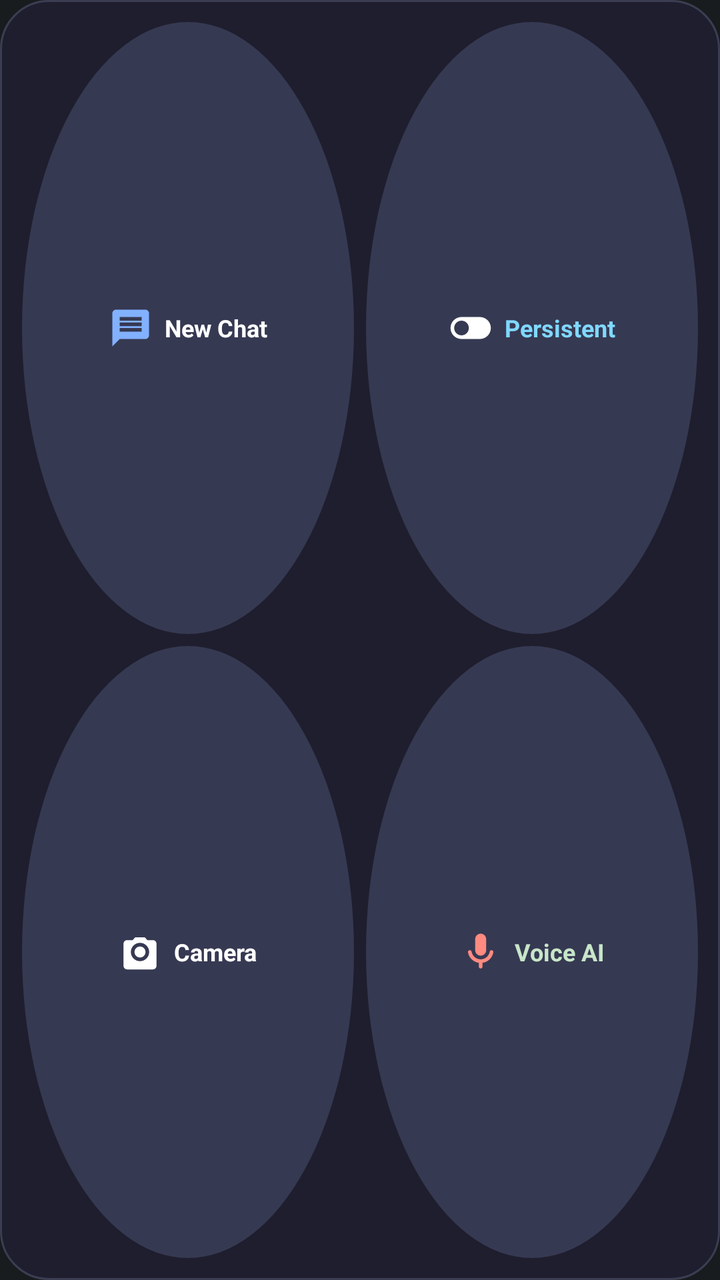
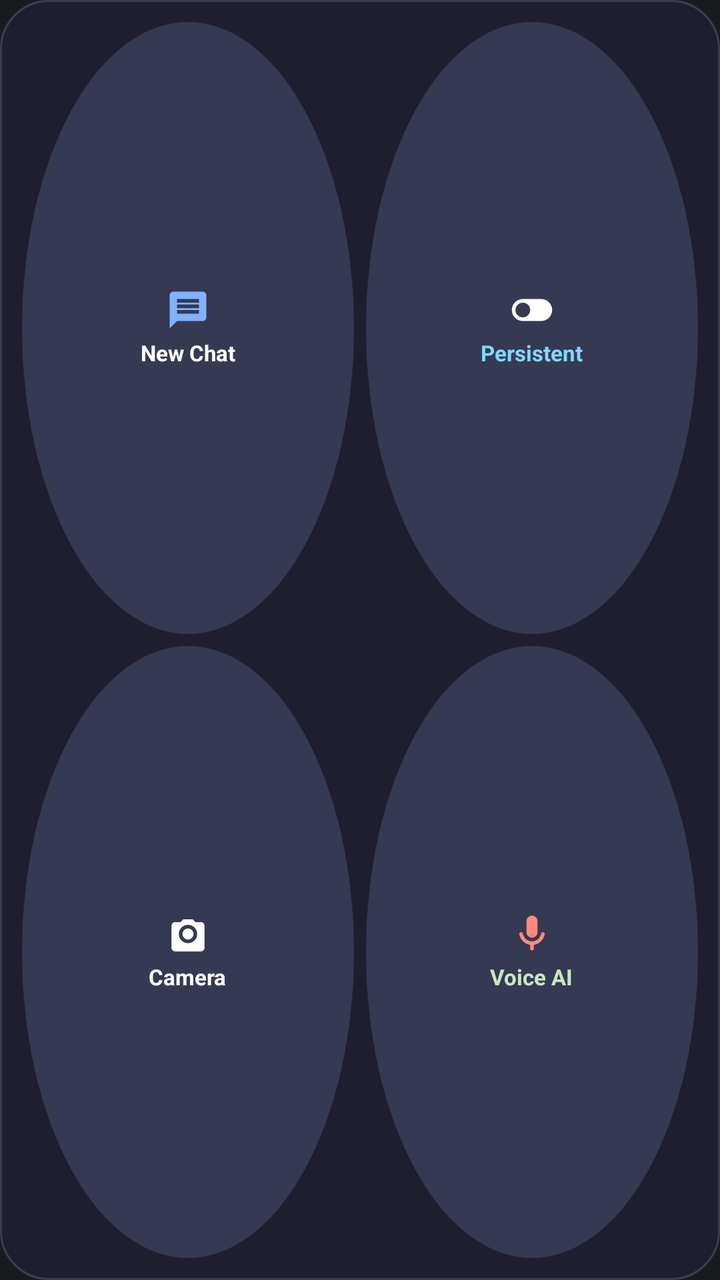

Two renders of the same Android screen: before a commit and after it. Below are the layout's source before the change and the commit's diff.
<!-- AndroidManifest.xml: application theme Theme.MyApplication -->
<!-- res/layout/widget_quick_chat.xml -->
<?xml version="1.0" encoding="utf-8"?>
<LinearLayout xmlns:android="http://schemas.android.com/apk/res/android"
    android:id="@+id/widget_container"
    android:layout_width="match_parent"
    android:layout_height="match_parent"
    android:background="@drawable/widget_background"
    android:orientation="vertical"
    android:padding="8dp">

    
    <LinearLayout
        android:layout_width="match_parent"
        android:layout_height="0dp"
        android:layout_weight="1"
        android:orientation="horizontal">

        
        <LinearLayout
            android:id="@+id/widget_btn_new_chat"
            android:layout_width="0dp"
            android:layout_height="match_parent"
            android:layout_margin="3dp"
            android:layout_weight="1"
            android:background="@drawable/widget_button_bg"
            android:gravity="center"
            android:orientation="horizontal"
            android:padding="6dp">

            <ImageView
                android:layout_width="22dp"
                android:layout_height="22dp"
                android:contentDescription="New Chat"
                android:src="@drawable/ic_widget_chat" />

            <TextView
                android:id="@+id/widget_text_new_chat"
                android:layout_width="wrap_content"
                android:layout_height="wrap_content"
                android:layout_marginStart="6dp"
                android:text="New Chat"
                android:textColor="#FFFFFF"
                android:textSize="12sp"
                android:textStyle="bold" />
        </LinearLayout>

        
        <LinearLayout
            android:id="@+id/widget_btn_toggle_mode"
            android:layout_width="0dp"
            android:layout_height="match_parent"
            android:layout_margin="3dp"
            android:layout_weight="1"
            android:background="@drawable/widget_button_bg"
            android:gravity="center"
            android:orientation="horizontal"
            android:padding="6dp">

            <ImageView
                android:layout_width="22dp"
                android:layout_height="22dp"
                android:contentDescription="Toggle Mode"
                android:src="@drawable/ic_widget_toggle" />

            <TextView
                android:id="@+id/widget_text_mode"
                android:layout_width="wrap_content"
                android:layout_height="wrap_content"
                android:layout_marginStart="6dp"
                android:text="Persistent"
                android:textColor="#80D8FF"
                android:textSize="12sp"
                android:textStyle="bold" />
        </LinearLayout>
    </LinearLayout>

    
    <LinearLayout
        android:layout_width="match_parent"
        android:layout_height="0dp"
        android:layout_weight="1"
        android:orientation="horizontal">

        
        <LinearLayout
            android:id="@+id/widget_btn_camera"
            android:layout_width="0dp"
            android:layout_height="match_parent"
            android:layout_margin="3dp"
            android:layout_weight="1"
            android:background="@drawable/widget_button_bg"
            android:gravity="center"
            android:orientation="horizontal"
            android:padding="6dp">

            <ImageView
                android:layout_width="22dp"
                android:layout_height="22dp"
                android:contentDescription="Camera Chat"
                android:src="@drawable/ic_widget_camera" />

            <TextView
                android:layout_width="wrap_content"
                android:layout_height="wrap_content"
                android:layout_marginStart="6dp"
                android:text="Camera"
                android:textColor="#FFFFFF"
                android:textSize="12sp"
                android:textStyle="bold" />
        </LinearLayout>

        
        <LinearLayout
            android:id="@+id/widget_btn_voice"
            android:layout_width="0dp"
            android:layout_height="match_parent"
            android:layout_margin="3dp"
            android:layout_weight="1"
            android:background="@drawable/widget_button_bg"
            android:gravity="center"
            android:orientation="horizontal"
            android:padding="6dp">

            <ImageView
                android:id="@+id/widget_icon_voice"
                android:layout_width="22dp"
                android:layout_height="22dp"
                android:contentDescription="Voice Action"
                android:src="@drawable/ic_widget_mic" />

            <TextView
                android:id="@+id/widget_text_voice"
                android:layout_width="wrap_content"
                android:layout_height="wrap_content"
                android:layout_marginStart="6dp"
                android:text="Voice AI"
                android:textColor="#C8E6C9"
                android:textSize="12sp"
                android:textStyle="bold" />
        </LinearLayout>
    </LinearLayout>

</LinearLayout>
<!-- resources referenced by this layout -->
<resources>
  <!-- drawable ic_widget_camera (drawable) -->
  <vector xmlns:android="http://schemas.android.com/apk/res/android"
      android:width="24dp"
      android:height="24dp"
      android:viewportWidth="24"
      android:viewportHeight="24">
    <path
        android:fillColor="#FFFFFFFF"
        android:pathData="M9.4,4l-1.4,1.5H5c-1.1,0 -2,0.9 -2,2v12c0,1.1 0.9,2 2,2h14c1.1,0 2,-0.9 2,-2V7.5c0,-1.1 -0.9,-2 -2,-2h-3l-1.4,-1.5H9.4zM12,17c-2.76,0 -5,-2.24 -5,-5s2.24,-5 5,-5 5,2.24 5,5 -2.24,5 -5,5zM12,9c-1.66,0 -3,1.34 -3,3s1.34,3 3,3 3,-1.34 3,-3 -1.34,-3 -3,-3z"/>
  </vector>
  <!-- drawable ic_widget_chat (drawable) -->
  <vector xmlns:android="http://schemas.android.com/apk/res/android"
      android:width="24dp"
      android:height="24dp"
      android:viewportWidth="24"
      android:viewportHeight="24">
    <path
        android:fillColor="#82B1FF"
        android:pathData="M20,2H4c-1.1,0 -2,0.9 -2,2v18l4,-4h14c1.1,0 2,-0.9 2,-2V4c0,-1.1 -0.9,-2 -2,-2zm-2,12H6v-2h12v2zm0,-3H6V9h12v2zm0,-3H6V6h12v2z"/>
  </vector>
  <!-- drawable ic_widget_mic (drawable) -->
  <vector xmlns:android="http://schemas.android.com/apk/res/android"
      android:width="24dp"
      android:height="24dp"
      android:viewportWidth="24"
      android:viewportHeight="24">
    <path
        android:fillColor="#FF8A80"
        android:pathData="M12,14c1.66,0 3,-1.34 3,-3V5c0,-1.66 -1.34,-3 -3,-3S9,3.34 9,5v6c0,1.66 1.34,3 3,3zm5.91,-3c-0.49,0 -0.9,0.36 -0.98,0.85C16.52,14.2 14.47,16 12,16s-4.52,-1.8 -4.93,-4.15c-0.08,-0.49 -0.49,-0.85 -0.98,-0.85 -0.61,0 -1.09,0.54 -1,1.14 0.49,3 2.89,5.35 5.91,5.78V20c0,0.55 0.45,1 1,1s1,-0.45 1,-1v-2.08c3.02,-0.43 5.42,-2.78 5.91,-5.78 0.1,-0.6 -0.39,-1.14 -1,-1.14z"/>
  </vector>
  <!-- drawable ic_widget_toggle (drawable) -->
  <vector xmlns:android="http://schemas.android.com/apk/res/android"
      android:width="24dp"
      android:height="24dp"
      android:viewportWidth="24"
      android:viewportHeight="24">
    <path
        android:fillColor="#FFFFFFFF"
        android:pathData="M17,6H7c-3.31,0 -6,2.69 -6,6s2.69,6 6,6h10c3.31,0 6,-2.69 6,-6s-2.69,-6 -6,-6zM7,16c-2.21,0 -4,-1.79 -4,-4s1.79,-4 4,-4 4,1.79 4,4 -1.79,4 -4,4z"/>
  </vector>
  <!-- drawable widget_background (drawable) -->
  <?xml version="1.0" encoding="utf-8"?>
  <shape xmlns:android="http://schemas.android.com/apk/res/android"
      android:shape="rectangle">
      <corners android:radius="24dp" />
      <solid android:color="#1E1E2E" />
      <stroke
          android:width="1dp"
          android:color="#3B3E52" />
  </shape>
  <!-- drawable widget_button_bg (drawable) -->
  <?xml version="1.0" encoding="utf-8"?>
  <shape xmlns:android="http://schemas.android.com/apk/res/android"
      android:shape="oval">
      <solid android:color="#363952" />
  </shape>
  <style name="Theme.MyApplication" parent="android:Theme.DeviceDefault.NoActionBar" />
</resources>

<!-- the commit's change to res/layout/widget_quick_chat.xml (unified diff, before → after) -->
@@ -23,8 +23,8 @@
             android:layout_weight="1"
             android:background="@drawable/widget_button_bg"
             android:gravity="center"
-            android:orientation="horizontal"
-            android:padding="6dp">
+            android:orientation="vertical"
+            android:padding="4dp">
 
             <ImageView
                 android:layout_width="22dp"
@@ -36,10 +36,13 @@
                 android:id="@+id/widget_text_new_chat"
                 android:layout_width="wrap_content"
                 android:layout_height="wrap_content"
-                android:layout_marginStart="6dp"
+                android:layout_marginTop="3dp"
+                android:gravity="center"
+                android:maxLines="1"
+                android:ellipsize="end"
                 android:text="New Chat"
                 android:textColor="#FFFFFF"
-                android:textSize="12sp"
+                android:textSize="11sp"
                 android:textStyle="bold" />
         </LinearLayout>
 
@@ -52,8 +55,8 @@
             android:layout_weight="1"
             android:background="@drawable/widget_button_bg"
             android:gravity="center"
-            android:orientation="horizontal"
-            android:padding="6dp">
+            android:orientation="vertical"
+            android:padding="4dp">
 
             <ImageView
                 android:layout_width="22dp"
@@ -65,10 +68,13 @@
                 android:id="@+id/widget_text_mode"
                 android:layout_width="wrap_content"
                 android:layout_height="wrap_content"
-                android:layout_marginStart="6dp"
+                android:layout_marginTop="3dp"
+                android:gravity="center"
+                android:maxLines="1"
+                android:ellipsize="end"
                 android:text="Persistent"
                 android:textColor="#80D8FF"
-                android:textSize="12sp"
+                android:textSize="11sp"
                 android:textStyle="bold" />
         </LinearLayout>
     </LinearLayout>
@@ -89,8 +95,8 @@
             android:layout_weight="1"
             android:background="@drawable/widget_button_bg"
             android:gravity="center"
-            android:orientation="horizontal"
-            android:padding="6dp">
+            android:orientation="vertical"
+            android:padding="4dp">
 
             <ImageView
                 android:layout_width="22dp"
@@ -101,10 +107,13 @@
             <TextView
                 android:layout_width="wrap_content"
                 android:layout_height="wrap_content"
-                android:layout_marginStart="6dp"
+                android:layout_marginTop="3dp"
+                android:gravity="center"
+                android:maxLines="1"
+                android:ellipsize="end"
                 android:text="Camera"
                 android:textColor="#FFFFFF"
-                android:textSize="12sp"
+                android:textSize="11sp"
                 android:textStyle="bold" />
         </LinearLayout>
 
@@ -117,8 +126,8 @@
             android:layout_weight="1"
             android:background="@drawable/widget_button_bg"
             android:gravity="center"
-            android:orientation="horizontal"
-            android:padding="6dp">
+            android:orientation="vertical"
+            android:padding="4dp">
 
             <ImageView
                 android:id="@+id/widget_icon_voice"
@@ -131,10 +140,13 @@
                 android:id="@+id/widget_text_voice"
                 android:layout_width="wrap_content"
                 android:layout_height="wrap_content"
-                android:layout_marginStart="6dp"
+                android:layout_marginTop="3dp"
+                android:gravity="center"
+                android:maxLines="1"
+                android:ellipsize="end"
                 android:text="Voice AI"
                 android:textColor="#C8E6C9"
-                android:textSize="12sp"
+                android:textSize="11sp"
                 android:textStyle="bold" />
         </LinearLayout>
     </LinearLayout>
